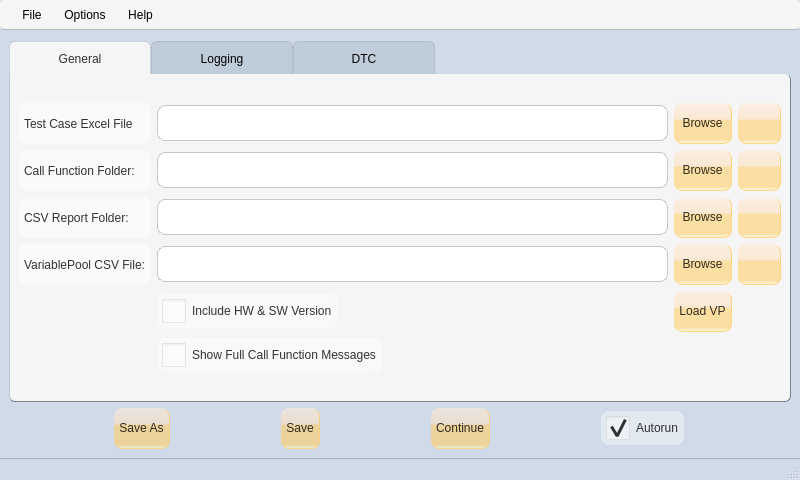
First picture: the form in AutomationGUI_ui.ui, repository vulevu121/AutomationGUI, before the edit.
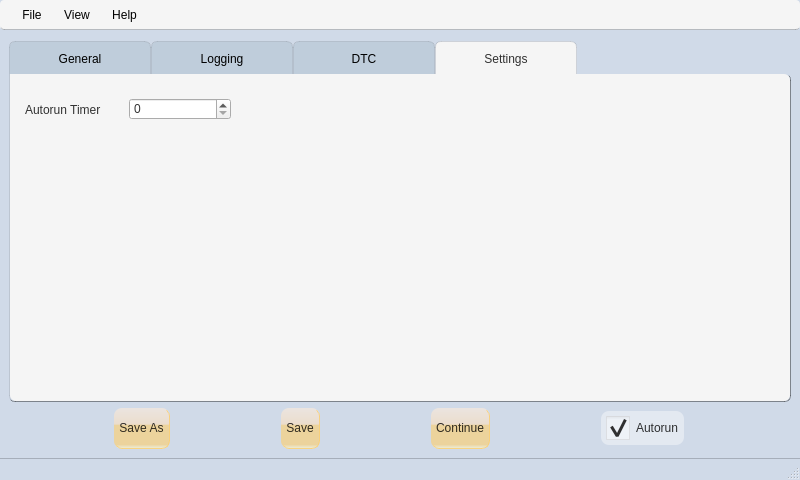
Second picture: the form after the edit. The open tabs and pages were chosen to show the change. Icons and pictures are not drawn.

Commit message: Autorun setings are now saved

Diff of the .ui file:
```diff
--- a/AutomationGUI_ui.ui
+++ b/AutomationGUI_ui.ui
@@ -54,7 +54,7 @@
 }
 
 QLabel {
-	background-color: rgba(255, 255, 255, 0.5);
+	background-color: transparent;
 	padding: 2px;
 	border-radius: 8px;
 }
@@ -673,6 +673,38 @@
         </item>
        </layout>
       </widget>
+      <widget class="QWidget" name="tab_4">
+       <attribute name="icon">
+        <iconset resource="AutomationGUI.qrc">
+         <normaloff>:/icon/graphics/baseline_tab_unselected_black_24dp.png</normaloff>
+         <normalon>:/icon/graphics/baseline_tab_black_24dp.png</normalon>:/icon/graphics/baseline_tab_unselected_black_24dp.png</iconset>
+       </attribute>
+       <attribute name="title">
+        <string>Settings</string>
+       </attribute>
+       <widget class="QWidget" name="horizontalLayoutWidget">
+        <property name="geometry">
+         <rect>
+          <x>10</x>
+          <y>10</y>
+          <width>211</width>
+          <height>51</height>
+         </rect>
+        </property>
+        <layout class="QHBoxLayout" name="horizontalLayout">
+         <item>
+          <widget class="QLabel" name="autorunLabel">
+           <property name="text">
+            <string>Autorun Timer</string>
+           </property>
+          </widget>
+         </item>
+         <item>
+          <widget class="QSpinBox" name="autorunSpinBox"/>
+         </item>
+        </layout>
+       </widget>
+      </widget>
      </widget>
     </item>
     <item>
@@ -790,7 +822,7 @@
     </property>
     <addaction name="actionAbout"/>
    </widget>
-   <widget class="QMenu" name="menuOptions">
+   <widget class="QMenu" name="menuView">
     <property name="sizePolicy">
      <sizepolicy hsizetype="Preferred" vsizetype="Preferred">
       <horstretch>0</horstretch>
@@ -798,12 +830,12 @@
      </sizepolicy>
     </property>
     <property name="title">
-     <string>Options</string>
+     <string>View</string>
     </property>
     <addaction name="actionShow_Debug_Messages"/>
    </widget>
    <addaction name="menuFile"/>
-   <addaction name="menuOptions"/>
+   <addaction name="menuView"/>
    <addaction name="menuHelp"/>
   </widget>
   <widget class="QStatusBar" name="statusbar">
```
The commit also changes 4 other files.
